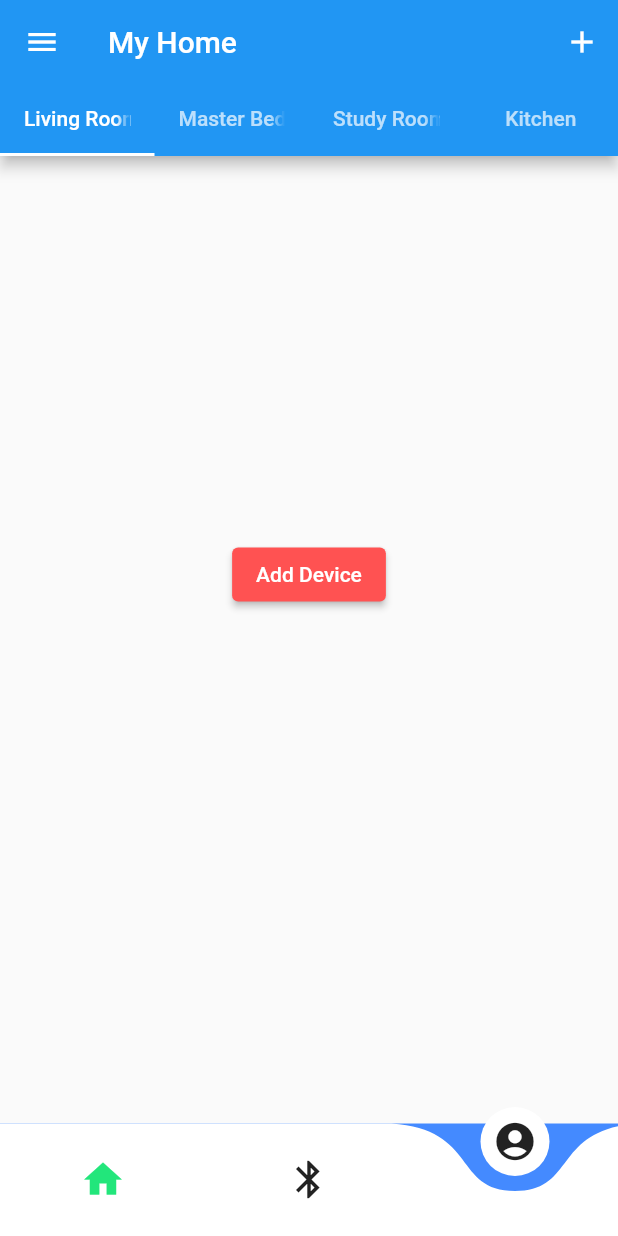
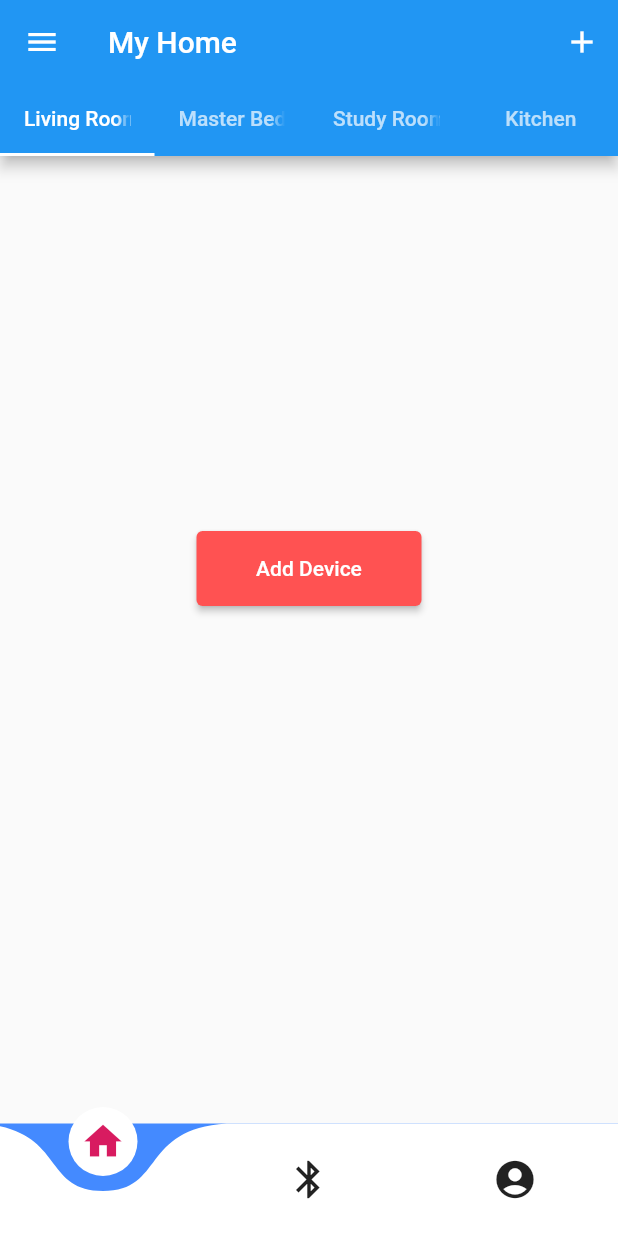
Before and after one commit to Vedarutvija/flutter_iot, a Flutter app: the Loginpage screen opened directly, after a tap on "Login", on a phone screen of 412 x 824 dp. Run offline on Flutter 3.47's test engine with Material 2 defaults, Android fonts, the phone set to English and light mode, and no system bars; drawn by our look-alikes of curved_navigation_bar.

Commit message:
Update HomePage.dart

```diff
--- a/lib/Screens/HomePage.dart
+++ b/lib/Screens/HomePage.dart
@@ -77,16 +77,21 @@ class _HomePageState
                 mainAxisAlignment: MainAxisAlignment.start,
                 crossAxisAlignment: CrossAxisAlignment.start,
                 children:<Widget>[
-                  SizedBox( height: 255,),
+                  SizedBox( height: 250,),
                   ElevatedButton(
+                      style: ElevatedButton.styleFrom(
+                        minimumSize: const Size(150, 50),
+                        primary: Colors.redAccent,
+                      ),
                     child: Text('Add Device'),
 
                     onPressed: () {
                       print('Pressed');
                     },
-                    style: ButtonStyle(
-                      backgroundColor: MaterialStateProperty.all(Colors.redAccent),
-                    )
+                    // style: ButtonStyle(
+                    //   minimumSize: const Size(150, 50),
+                    //   backgroundColor: MaterialStateProperty.all(Colors.redAccent),
+                    // )
                   )
 
                 ]
@@ -124,17 +129,15 @@ class _HomePageState
                 ],
               ),
           ),
-
             bottomNavigationBar: CurvedNavigationBar(
 
               items: const <Widget>[
-          Icon(Icons.home, size: 30, color: Color(0XFF22E67B)),
+                Icon(Icons.home, size: 30,color: Color(0XFFD81B60)),
                 Icon(Icons.bluetooth, size: 30),
-          Icon(Icons.account_circle, size: 30),
+                Icon(Icons.account_circle, size: 30 ),
               ],
-        index: 2,
+              index: 0,
               onTap: (index) {
-
                 if (index == 1) {
                   Navigator.of(context)
                       .push(MaterialPageRoute(builder: (context) => Bluetooth()));
@@ -144,6 +147,7 @@ class _HomePageState
                       .push(MaterialPageRoute(builder: (context) => Me()));
                 }
 
+
               },
             )
         ),
```
Lines whose indentation alone changed are shown as unchanged.
